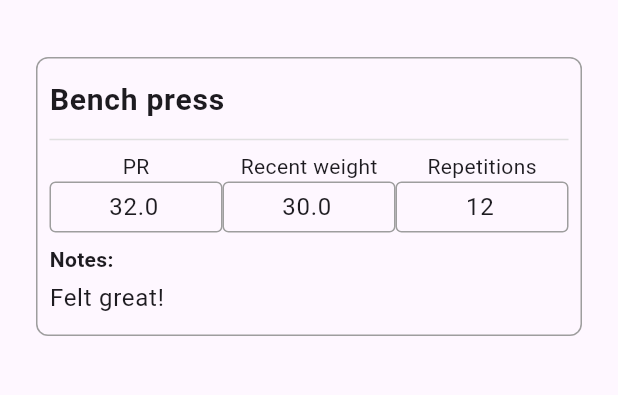
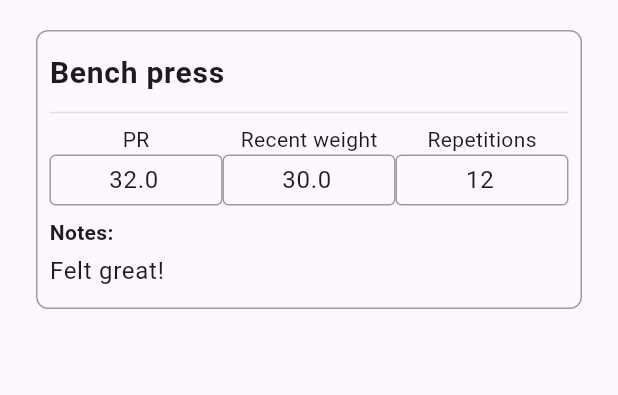
Before and after one commit to alexissorianooo/workout_tracker_app, a Flutter app: the screen it shows after launch, on a phone screen of 412 x 824 dp, the part 63-458 px from its top. Run offline on Flutter 3.47's test engine with Material 3 defaults, Android fonts, the phone set to English and light mode, and no system bars; our stand-ins replace flutter_bloc, flutter_svg, freezed_annotation, isar_community; accounts and stored records are empty; generated files the repository leaves out were written again.

Commit message:
UI adjustment

```diff
--- a/lib/features/workout/presentation/widget/workout_card_widget.dart
+++ b/lib/features/workout/presentation/widget/workout_card_widget.dart
@@ -15,7 +15,7 @@ class WorkoutCardWidget extends StatelessWidget {
   @override
   Widget build(BuildContext context) {
     return Padding(
-      padding: const EdgeInsets.all(24.0),
+      padding: const EdgeInsets.symmetric(vertical: 6.0, horizontal: 24.0),
       child: Column(children: [CardItem(workoutModel: workout)]),
     );
   }
```
